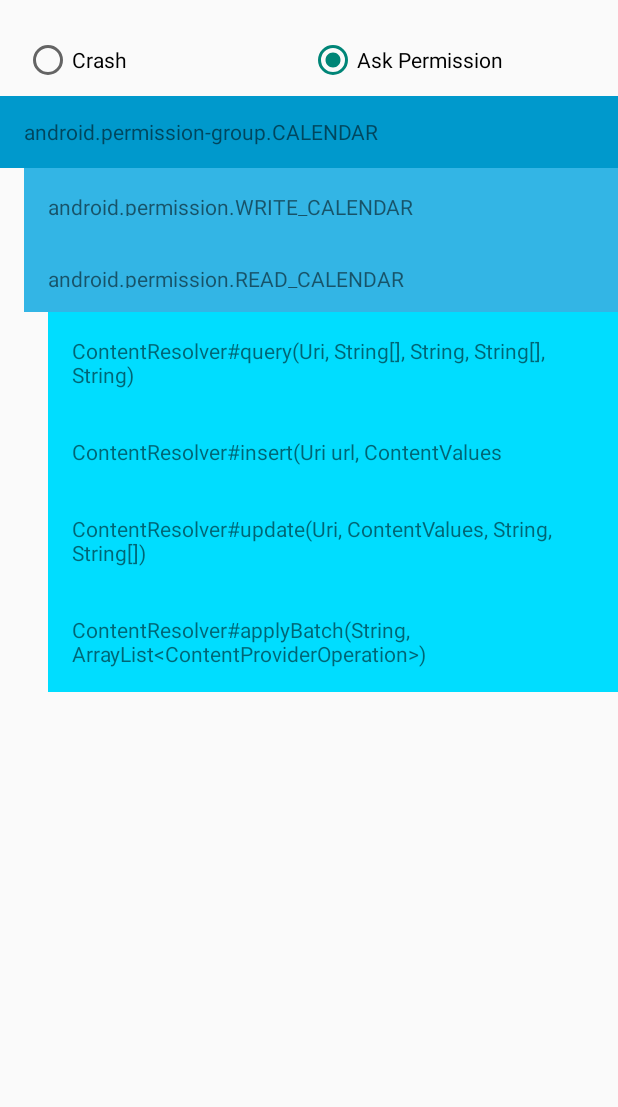
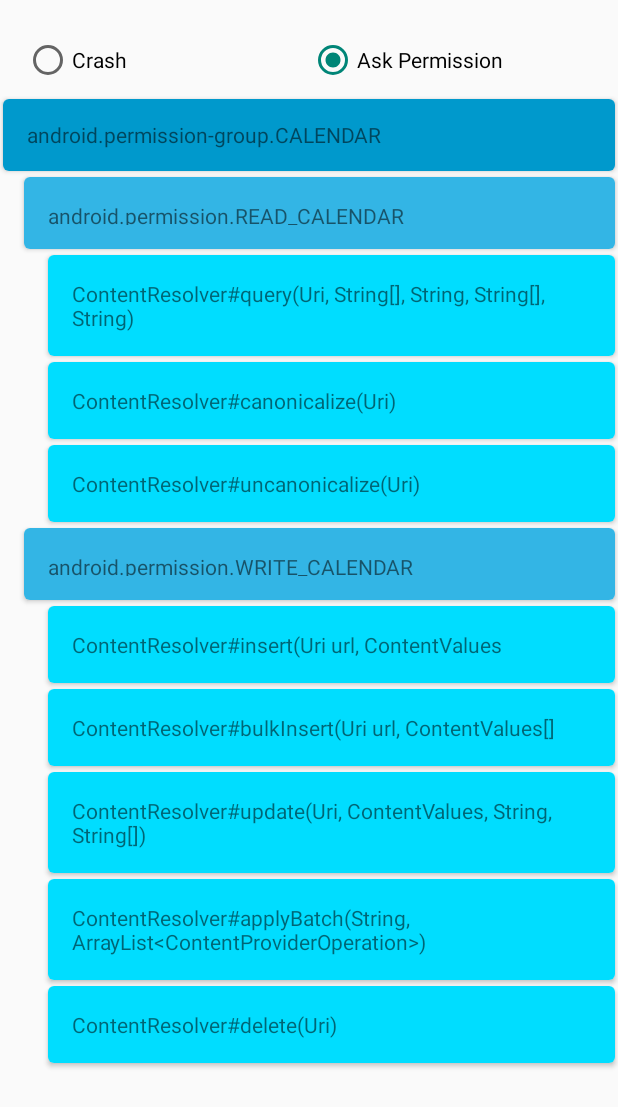
Before and after one commit to danylovolokh/PermissionsReference, an Android app: the screen it shows after launch (PermissionsReferenceListActivity), on a phone screen of 412 x 824 dp. Shown: the top 1107 px of the screen. Run offline under Robolectric (Android 15) with nearby library versions, the phone set to English and light mode, and no system bars.

Commit message:
added: delete bulkInsert canonicalize uncanonicalize

```diff
--- a/app/build.gradle
+++ b/app/build.gradle
@@ -24,5 +24,6 @@ dependencies {
     testCompile 'junit:junit:4.12'
     compile 'com.android.support:appcompat-v7:23.2.0'
     compile 'com.android.support:recyclerview-v7:23.2.0'
+    compile 'com.android.support:cardview-v7:23.2.0'
 
 }
--- a/app/src/main/java/com/volokh/danylo/permissionsreferencelist/PermissionsReferenceListActivity.java
+++ b/app/src/main/java/com/volokh/danylo/permissionsreferencelist/PermissionsReferenceListActivity.java
@@ -3,7 +3,6 @@ package com.volokh.danylo.permissionsreferencelist;
 import android.Manifest;
 import android.app.Activity;
 import android.content.pm.PackageManager;
-import android.os.PersistableBundle;
 import android.support.v4.app.ActivityCompat;
 import android.support.v4.content.ContextCompat;
 import android.support.v7.app.AppCompatActivity;
@@ -18,10 +17,14 @@ import com.volokh.danylo.permissionsreferencelist.adapter.permission_items.Permi
 import com.volokh.danylo.permissionsreferencelist.adapter.PermissionsReferenceAdapter;
 import com.volokh.danylo.permissionsreferencelist.method_demonstators.MethodDemonstrator;
 import com.volokh.danylo.permissionsreferencelist.method_demonstators.ScrapHeap;
-import com.volokh.danylo.permissionsreferencelist.method_demonstators.calendar.Calendar_ContentResolver_applyBatch;
-import com.volokh.danylo.permissionsreferencelist.method_demonstators.calendar.Calendar_ContentResolver_insert;
-import com.volokh.danylo.permissionsreferencelist.method_demonstators.calendar.Calendar_ContentResolver_query;
-import com.volokh.danylo.permissionsreferencelist.method_demonstators.calendar.Calendar_ContentResolver_update;
+import com.volokh.danylo.permissionsreferencelist.method_demonstators.calendar.Calendar_ContentProvider_applyBatch;
+import com.volokh.danylo.permissionsreferencelist.method_demonstators.calendar.Calendar_ContentProvider_bulkInsert;
+import com.volokh.danylo.permissionsreferencelist.method_demonstators.calendar.Calendar_ContentProvider_canonicalize;
+import com.volokh.danylo.permissionsreferencelist.method_demonstators.calendar.Calendar_ContentProvider_delete;
+import com.volokh.danylo.permissionsreferencelist.method_demonstators.calendar.Calendar_ContentProvider_insert;
+import com.volokh.danylo.permissionsreferencelist.method_demonstators.calendar.Calendar_ContentProvider_query;
+import com.volokh.danylo.permissionsreferencelist.method_demonstators.calendar.Calendar_ContentProvider_uncanonicalize;
+import com.volokh.danylo.permissionsreferencelist.method_demonstators.calendar.Calendar_ContentProvider_update;
 import com.volokh.danylo.permissionsreferencelist.permissions.base.Permission;
 import com.volokh.danylo.permissionsreferencelist.permissions.base.PermissionGroup;
 import com.volokh.danylo.permissionsreferencelist.permissions.dangerous.DangerousPermissionGroup;
@@ -40,20 +43,36 @@ public class PermissionsReferenceListActivity extends AppCompatActivity implemen
     private PermissionsReferenceAdapter mAdapter;
 
     PermissionGroup CALENDAR = new DangerousPermissionGroup(Manifest.permission_group.CALENDAR,
-            new Permission(Manifest.permission.WRITE_CALENDAR),
             new Permission(Manifest.permission.READ_CALENDAR,
-
-                    new Calendar_ContentResolver_query(
+                    new Calendar_ContentProvider_query(
                             "ContentResolver#query(Uri, String[], String, String[], String)",
                             this),
-                    new Calendar_ContentResolver_insert(
+                    new Calendar_ContentProvider_canonicalize(
+                            "ContentResolver#canonicalize(Uri)",
+                            this),
+                    new Calendar_ContentProvider_uncanonicalize(
+                            "ContentResolver#uncanonicalize(Uri)",
+                            this)
+                    ),
+
+
+            new Permission(Manifest.permission.WRITE_CALENDAR,
+
+
+                    new Calendar_ContentProvider_insert(
                             "ContentResolver#insert(Uri url, ContentValues",
                             this),
-                    new Calendar_ContentResolver_update(
+                    new Calendar_ContentProvider_bulkInsert(
+                            "ContentResolver#bulkInsert(Uri url, ContentValues[]",
+                            this),
+                    new Calendar_ContentProvider_update(
                             "ContentResolver#update(Uri, ContentValues, String, String[])",
                             this),
-                    new Calendar_ContentResolver_applyBatch(
+                    new Calendar_ContentProvider_applyBatch(
                             "ContentResolver#applyBatch(String, ArrayList<ContentProviderOperation>)",
+                            this),
+                    new Calendar_ContentProvider_delete(
+                            "ContentResolver#delete(Uri)",
                             this)
             )
             );
@@ -101,13 +120,13 @@ public class PermissionsReferenceListActivity extends AppCompatActivity implemen
 
                     // permission was granted, yay! Do the
                     // contacts-related task you need to do.
-                    Toast.makeText(this, "You gave the permission. Hooray!", Toast.LENGTH_LONG).show();
+                    Toast.makeText(this, "You gave the permission. Hooray! Please do the action again", Toast.LENGTH_SHORT).show();
 
                 } else {
 
                     if (isDeniedForever(singleRequesteedPermission)) {
                         Log.v(TAG, "Permission was denied forever please grant in in Setting");
-                        Toast.makeText(this, "Permission was denied forever please grant in in Setting", Toast.LENGTH_LONG).show();
+                        Toast.makeText(this, "Permission was denied forever please grant in in Setting", Toast.LENGTH_SHORT).show();
                     } else {
 
                         // permission denied, boo! Disable the
--- a/app/src/main/java/com/volokh/danylo/permissionsreferencelist/method_demonstators/MethodDemonstrator.java
+++ b/app/src/main/java/com/volokh/danylo/permissionsreferencelist/method_demonstators/MethodDemonstrator.java
@@ -116,7 +116,7 @@ public abstract class MethodDemonstrator extends MethodItem {
 
                 callback().showToast(
                         "Sorry, I cannot crash. " +
-                                "Permission is already granted.");
+                                "Permission is already granted. Please revoke permissions in Settings");
                 break;
             case PackageManager.PERMISSION_DENIED:
                 Log.v(TAG, "demonstrateCrash, PackageManager.PERMISSION_DENIED");
--- a/app/src/main/java/com/volokh/danylo/permissionsreferencelist/method_demonstators/calendar/Calendar_ContentResolver_applyBatch.java
+++ b/app/src/main/java/com/volokh/danylo/permissionsreferencelist/method_demonstators/calendar/Calendar_ContentProvider_applyBatch.java
@@ -1,27 +1,21 @@
 package com.volokh.danylo.permissionsreferencelist.method_demonstators.calendar;
 
 import android.content.ContentProviderOperation;
-import android.content.ContentResolver;
-import android.content.ContentUris;
-import android.content.ContentValues;
 import android.content.OperationApplicationException;
-import android.database.Cursor;
 import android.net.Uri;
 import android.os.RemoteException;
 import android.provider.CalendarContract;
-import android.provider.ContactsContract;
 import android.util.Log;
 
 import com.volokh.danylo.permissionsreferencelist.method_demonstators.MethodDemonstrator;
 import com.volokh.danylo.permissionsreferencelist.method_demonstators.ScrapHeap;
 
 import java.util.ArrayList;
-import java.util.Calendar;
 
 /**
  * Created by danylo.volokh on 4/9/16.
  */
-public class Calendar_ContentResolver_applyBatch extends CalendarBaseDemonstrator {
+public class Calendar_ContentProvider_applyBatch extends CalendarBaseDemonstrator {
 
     // Projection array. Creating indices for this array instead of doing
     // dynamic lookups improves performance.
@@ -33,9 +27,9 @@ public class Calendar_ContentResolver_applyBatch extends CalendarBaseDemonstrato
             CalendarContract.Calendars.OWNER_ACCOUNT                  // 3
     };
 
-    private static final String TAG = Calendar_ContentResolver_query.class.getSimpleName();
+    private static final String TAG = Calendar_ContentProvider_query.class.getSimpleName();
 
-    public Calendar_ContentResolver_applyBatch(String name, MethodDemonstrator.DemonstratorCallback demonstratorCallback) {
+    public Calendar_ContentProvider_applyBatch(String name, MethodDemonstrator.DemonstratorCallback demonstratorCallback) {
         super(name, demonstratorCallback);
     }
 
@@ -48,7 +42,7 @@ public class Calendar_ContentResolver_applyBatch extends CalendarBaseDemonstrato
         // This is very bad approach, please avoid accessing static fields like I do here
         Uri eventUri = ScrapHeap.sInsertedCalendarEventUri;
         if(eventUri == null) {
-            callback().showToast("Please call insert first. There is nothing to do in applyBatch");
+            callback().showToast("Please call insert first and repeat the action");
             successful = false;
         } else {
             ArrayList<ContentProviderOperation> ops =
--- a/app/src/main/java/com/volokh/danylo/permissionsreferencelist/method_demonstators/calendar/Calendar_ContentResolver_insert.java
+++ b/app/src/main/java/com/volokh/danylo/permissionsreferencelist/method_demonstators/calendar/Calendar_ContentProvider_insert.java
@@ -2,7 +2,6 @@ package com.volokh.danylo.permissionsreferencelist.method_demonstators.calendar;
 
 import android.content.ContentValues;
 import android.content.Context;
-import android.net.Uri;
 import android.provider.CalendarContract;
 import android.util.Log;
 
@@ -16,11 +15,11 @@ import java.util.Calendar;
  *
  * Method insert allows us to insert items to Calendar on the device
  */
-public class Calendar_ContentResolver_insert extends CalendarBaseDemonstrator {
+public class Calendar_ContentProvider_insert extends CalendarBaseDemonstrator {
 
-    private static final String TAG = Calendar_ContentResolver_insert.class.getSimpleName();
+    private static final String TAG = Calendar_ContentProvider_insert.class.getSimpleName();
 
-    public Calendar_ContentResolver_insert(String name, MethodDemonstrator.DemonstratorCallback demonstratorCallback) {
+    public Calendar_ContentProvider_insert(String name, MethodDemonstrator.DemonstratorCallback demonstratorCallback) {
         super(name, demonstratorCallback);
     }
 
--- a/app/src/main/java/com/volokh/danylo/permissionsreferencelist/method_demonstators/calendar/Calendar_ContentResolver_query.java
+++ b/app/src/main/java/com/volokh/danylo/permissionsreferencelist/method_demonstators/calendar/Calendar_ContentProvider_query.java
@@ -12,7 +12,7 @@ import android.util.Log;
  * This method {@link ContentResolver#query(Uri, String[], String, String[], String)}
  * is called when we need to get access to Calendar on the device
  */
-public class Calendar_ContentResolver_query extends CalendarBaseDemonstrator {
+public class Calendar_ContentProvider_query extends CalendarBaseDemonstrator {
 
     // Projection array. Creating indices for this array instead of doing
     // dynamic lookups improves performance.
@@ -24,9 +24,9 @@ public class Calendar_ContentResolver_query extends CalendarBaseDemonstrator {
             CalendarContract.Calendars.OWNER_ACCOUNT                  // 3
     };
 
-    private static final String TAG = Calendar_ContentResolver_query.class.getSimpleName();
+    private static final String TAG = Calendar_ContentProvider_query.class.getSimpleName();
 
-    public Calendar_ContentResolver_query(String name, DemonstratorCallback demonstratorCallback) {
+    public Calendar_ContentProvider_query(String name, DemonstratorCallback demonstratorCallback) {
         super(name, demonstratorCallback);
     }
 
--- a/app/src/main/java/com/volokh/danylo/permissionsreferencelist/method_demonstators/calendar/Calendar_ContentResolver_update.java
+++ b/app/src/main/java/com/volokh/danylo/permissionsreferencelist/method_demonstators/calendar/Calendar_ContentProvider_update.java
@@ -13,10 +13,10 @@ import java.util.Calendar;
 /**
  * Created by danylo.volokh on 4/9/16.
  */
-public class Calendar_ContentResolver_update extends CalendarBaseDemonstrator {
-    private static final String TAG = Calendar_ContentResolver_update.class.getSimpleName();
+public class Calendar_ContentProvider_update extends CalendarBaseDemonstrator {
+    private static final String TAG = Calendar_ContentProvider_update.class.getSimpleName();
 
-    public Calendar_ContentResolver_update(String name, MethodDemonstrator.DemonstratorCallback demonstratorCallback) {
+    public Calendar_ContentProvider_update(String name, MethodDemonstrator.DemonstratorCallback demonstratorCallback) {
         super(name, demonstratorCallback);
     }
 
@@ -40,10 +40,10 @@ public class Calendar_ContentResolver_update extends CalendarBaseDemonstrator {
         // This is very bad approach, please avoid accessing static fields like I do here
         Uri updateUri = ScrapHeap.sInsertedCalendarEventUri;
         if(updateUri == null) {
-            callback().showToast("Please call insert first. There is nothing to update");
+            callback().showToast("Please call insert first and repeat the action");
             successful = false;
         } else {
-            int rows = context().getContentResolver().update(updateUri, values, null, null);
+            context().getContentResolver().update(updateUri, values, null, null);
             successful = true;
         }
 
--- a/app/src/main/res/layout/method_item.xml
+++ b/app/src/main/res/layout/method_item.xml
@@ -1,4 +1,15 @@
 <?xml version="1.0" encoding="utf-8"?>
+<android.support.v7.widget.CardView xmlns:card_view="http://schemas.android.com/apk/res-auto"
+    xmlns:android="http://schemas.android.com/apk/res/android"
+    android:layout_gravity="center"
+    android:layout_width="match_parent"
+    android:layout_height="wrap_content"
+    android:layout_marginLeft="@dimen/method_item_left_margin"
+    card_view:cardCornerRadius="4dp"
+    android:layout_marginTop="2dp"
+    android:layout_marginBottom="2dp"
+    android:layout_marginRight="2dp">
+
     <TextView xmlns:android="http://schemas.android.com/apk/res/android"
         xmlns:tools="http://schemas.android.com/tools"
         android:id="@+id/name"
@@ -7,5 +18,6 @@
         android:layout_width="match_parent"
         android:layout_height="wrap_content"
         android:background="@drawable/method_background"
-    android:layout_marginLeft="@dimen/method_item_left_margin"
         tools:text="Sample"/>
+
+</android.support.v7.widget.CardView>
--- a/app/src/main/res/layout/permission_group_name.xml
+++ b/app/src/main/res/layout/permission_group_name.xml
@@ -1,4 +1,12 @@
 <?xml version="1.0" encoding="utf-8"?>
+<android.support.v7.widget.CardView xmlns:card_view="http://schemas.android.com/apk/res-auto"
+    xmlns:android="http://schemas.android.com/apk/res/android"
+    android:layout_gravity="center"
+    android:layout_width="match_parent"
+    android:layout_height="wrap_content"
+    android:layout_margin="2dp"
+    card_view:cardCornerRadius="4dp">
+
     <TextView xmlns:android="http://schemas.android.com/apk/res/android"
         xmlns:tools="http://schemas.android.com/tools"
         android:id="@+id/name"
@@ -9,3 +17,4 @@
         android:layout_height="48dp"
         tools:text="Sample"
         android:background="@android:color/holo_blue_dark"/>
+</android.support.v7.widget.CardView>
--- a/app/src/main/res/layout/permission_name.xml
+++ b/app/src/main/res/layout/permission_name.xml
@@ -1,4 +1,15 @@
 <?xml version="1.0" encoding="utf-8"?>
+<android.support.v7.widget.CardView xmlns:card_view="http://schemas.android.com/apk/res-auto"
+    xmlns:android="http://schemas.android.com/apk/res/android"
+    android:layout_gravity="center"
+    android:layout_width="match_parent"
+    android:layout_height="wrap_content"
+    android:layout_marginLeft="@dimen/activity_horizontal_margin"
+    card_view:cardCornerRadius="4dp"
+    android:layout_marginTop="2dp"
+    android:layout_marginBottom="2dp"
+    android:layout_marginRight="2dp">
+
     <TextView xmlns:android="http://schemas.android.com/apk/res/android"
         xmlns:tools="http://schemas.android.com/tools"
         android:id="@+id/name"
@@ -7,5 +18,6 @@
         android:layout_width="match_parent"
         android:layout_height="48dp"
         android:background="@android:color/holo_blue_light"
-    android:layout_marginLeft="@dimen/activity_horizontal_margin"
         tools:text="Sample"/>
+
+</android.support.v7.widget.CardView>
```
Also changed, not shown: app/src/main/java/com/volokh/danylo/permissionsreferencelist/method_demonstators/calendar/Calendar_ContentProvider_bulkInsert.java (added, +59 -0 lines), app/src/main/java/com/volokh/danylo/permissionsreferencelist/method_demonstators/calendar/Calendar_ContentProvider_canonicalize.java (added, +41 -0 lines), app/src/main/java/com/volokh/danylo/permissionsreferencelist/method_demonstators/calendar/Calendar_ContentProvider_delete.java (added, +54 -0 lines), app/src/main/java/com/volokh/danylo/permissionsreferencelist/method_demonstators/calendar/Calendar_ContentProvider_uncanonicalize.java (added, +41 -0 lines). Lines whose indentation alone changed are shown as unchanged.
